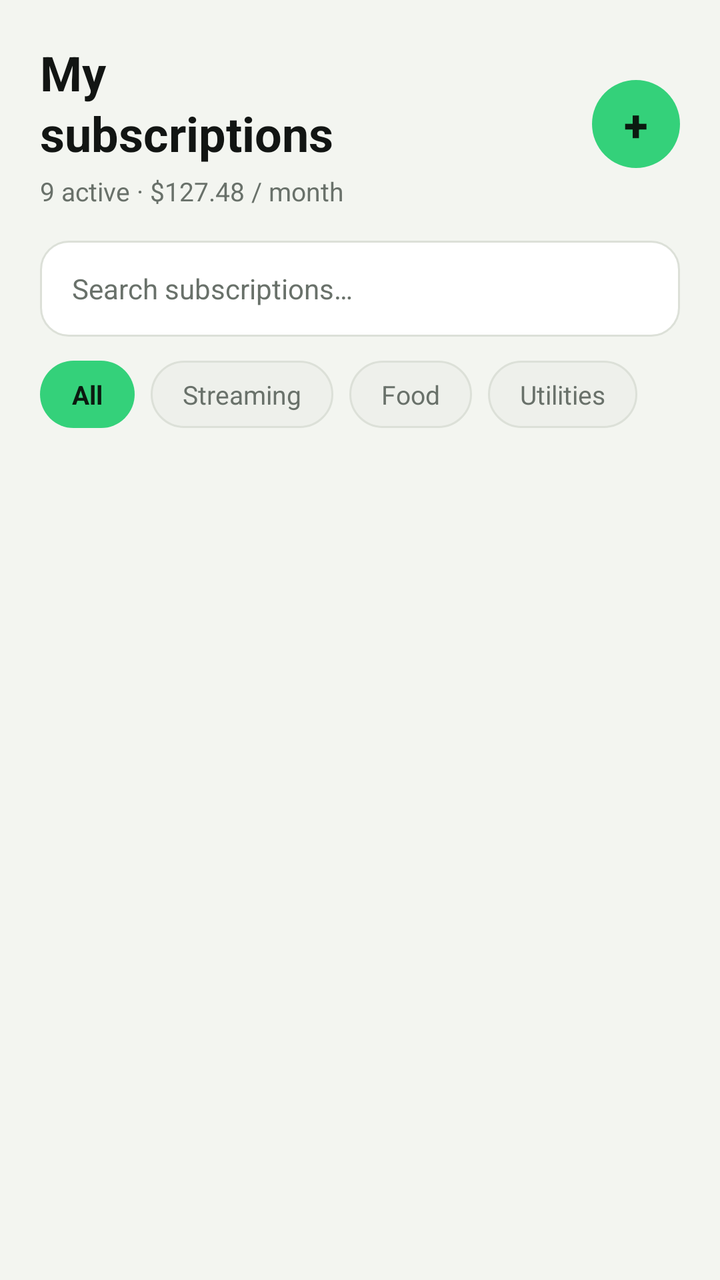
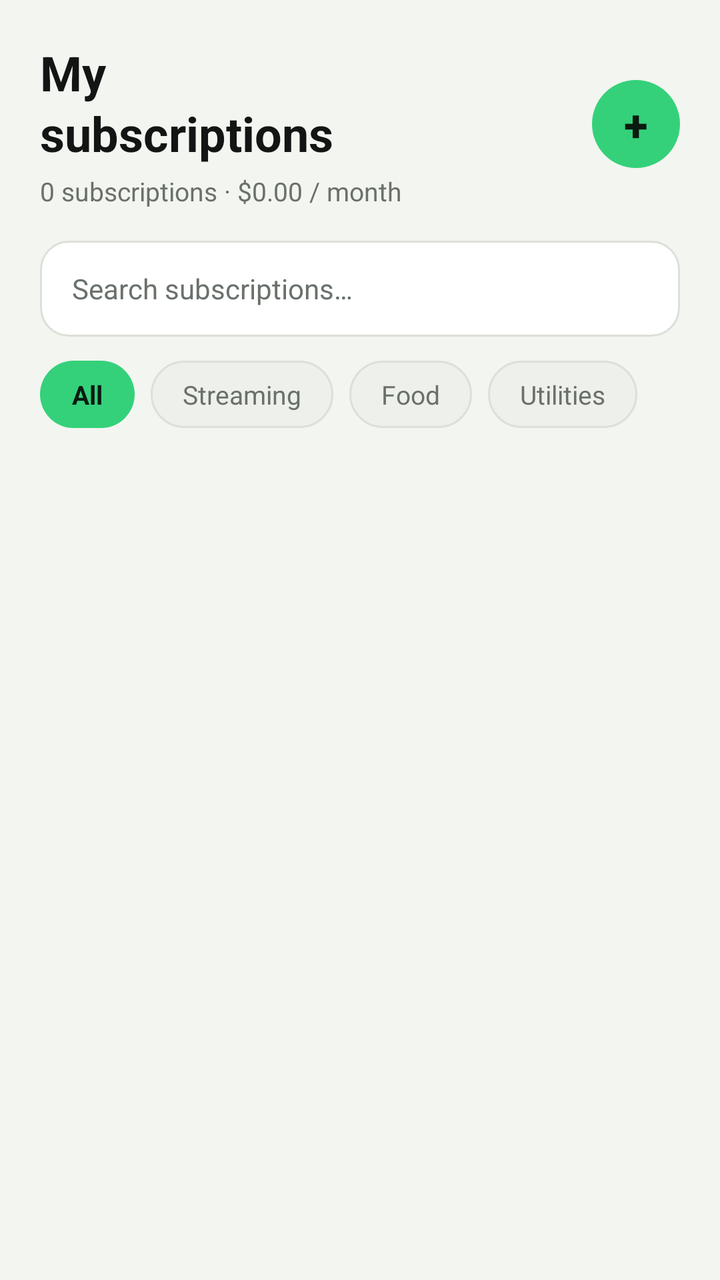

Before-and-after screenshots of an Android layout around one commit, followed by the original layout XML and the change that was made.
<!-- AndroidManifest.xml: application theme Theme.SubGuard -->
<!-- res/layout/fragment_subscriptions.xml -->
<?xml version="1.0" encoding="utf-8"?>
<ScrollView xmlns:android="http://schemas.android.com/apk/res/android"
    xmlns:app="http://schemas.android.com/apk/res-auto"
    android:layout_width="match_parent"
    android:layout_height="match_parent"
    android:background="@color/app_background"
    android:fillViewport="true">

    <LinearLayout
        android:layout_width="match_parent"
        android:layout_height="wrap_content"
        android:orientation="vertical"
        android:padding="20dp">

        
        <LinearLayout
            android:layout_width="match_parent"
            android:layout_height="wrap_content"
            android:gravity="center_vertical"
            android:orientation="horizontal">

            <LinearLayout
                android:layout_width="0dp"
                android:layout_height="wrap_content"
                android:layout_weight="1"
                android:orientation="vertical">

                <TextView
                    android:layout_width="wrap_content"
                    android:layout_height="wrap_content"
                    android:lineSpacingExtra="2dp"
                    android:text="My\nsubscriptions"
                    android:textColor="@color/text_primary"
                    android:textSize="24sp"
                    android:textStyle="bold" />

                <TextView
                    android:id="@+id/tv_subscriptions_summary"
                    android:layout_width="wrap_content"
                    android:layout_height="wrap_content"
                    android:layout_marginTop="4dp"
                    android:text="9 active · $127.48 / month"
                    android:textColor="@color/text_secondary"
                    android:textSize="13sp" />
            </LinearLayout>

            <com.google.android.material.button.MaterialButton
                android:id="@+id/btn_add_new_subscription"
                android:layout_width="44dp"
                android:layout_height="44dp"
                android:insetLeft="0dp"
                android:insetTop="0dp"
                android:insetRight="0dp"
                android:insetBottom="0dp"
                android:padding="0dp"
                android:text="+"
                android:textColor="@color/button_on_green"
                android:textSize="22sp"
                android:textStyle="bold"
                app:backgroundTint="@color/primary_green"
                app:cornerRadius="22dp" />
        </LinearLayout>

        
        <EditText
            android:id="@+id/et_search_subscriptions"
            android:layout_width="match_parent"
            android:layout_height="48dp"
            android:layout_marginTop="16dp"
            android:background="@drawable/bg_input_field"
            android:hint="Search subscriptions…"
            android:importantForAutofill="no"
            android:inputType="text"
            android:paddingHorizontal="16dp"
            android:textColor="@color/text_primary"
            android:textColorHint="@color/text_secondary"
            android:textSize="14sp" />

        
        <HorizontalScrollView
            android:layout_width="match_parent"
            android:layout_height="wrap_content"
            android:layout_marginTop="12dp"
            android:scrollbars="none">

            <LinearLayout
                android:layout_width="wrap_content"
                android:layout_height="wrap_content"
                android:orientation="horizontal">

                <TextView
                    android:id="@+id/chip_all"
                    android:layout_width="wrap_content"
                    android:layout_height="wrap_content"
                    android:layout_marginEnd="8dp"
                    android:background="@drawable/bg_pill_green"
                    android:backgroundTint="@color/primary_green"
                    android:paddingHorizontal="16dp"
                    android:paddingVertical="8dp"
                    android:text="All"
                    android:textColor="@color/button_on_green"
                    android:textSize="13sp"
                    android:textStyle="bold" />

                <TextView
                    android:id="@+id/chip_streaming"
                    android:layout_width="wrap_content"
                    android:layout_height="wrap_content"
                    android:layout_marginEnd="8dp"
                    android:background="@drawable/bg_pill_elevated"
                    android:paddingHorizontal="16dp"
                    android:paddingVertical="8dp"
                    android:text="Streaming"
                    android:textColor="@color/text_secondary"
                    android:textSize="13sp" />

                <TextView
                    android:id="@+id/chip_food"
                    android:layout_width="wrap_content"
                    android:layout_height="wrap_content"
                    android:layout_marginEnd="8dp"
                    android:background="@drawable/bg_pill_elevated"
                    android:paddingHorizontal="16dp"
                    android:paddingVertical="8dp"
                    android:text="Food"
                    android:textColor="@color/text_secondary"
                    android:textSize="13sp" />

                <TextView
                    android:id="@+id/chip_utilities"
                    android:layout_width="wrap_content"
                    android:layout_height="wrap_content"
                    android:background="@drawable/bg_pill_elevated"
                    android:paddingHorizontal="16dp"
                    android:paddingVertical="8dp"
                    android:text="Utilities"
                    android:textColor="@color/text_secondary"
                    android:textSize="13sp" />
            </LinearLayout>
        </HorizontalScrollView>

        
        <androidx.recyclerview.widget.RecyclerView
            android:id="@+id/recycler_subscriptions"
            android:layout_width="match_parent"
            android:layout_height="wrap_content"
            android:layout_marginTop="16dp"
            android:nestedScrollingEnabled="false"
            android:clipToPadding="false" />

        <TextView
            android:id="@+id/tv_empty_subscriptions"
            android:layout_width="match_parent"
            android:layout_height="wrap_content"
            android:layout_marginTop="24dp"
            android:gravity="center"
            android:padding="20dp"
            android:text="No subscriptions found. Tap + to add one."
            android:textColor="@color/text_secondary"
            android:textSize="14sp"
            android:visibility="gone" />
    </LinearLayout>
</ScrollView>
<!-- resources referenced by this layout -->
<resources>
  <color name="app_background">#F3F5F0</color>
  <color name="button_on_green">#0B1A10</color>
  <color name="primary_green">#34D17A</color>
  <color name="text_primary">#121513</color>
  <color name="text_secondary">#69716A</color>
  <!-- drawable bg_input_field (drawable) -->
  <?xml version="1.0" encoding="utf-8"?>
  <shape xmlns:android="http://schemas.android.com/apk/res/android"
      android:shape="rectangle">
      <solid android:color="@color/card_background" />
      <corners android:radius="14dp" />
      <stroke
          android:width="1dp"
          android:color="@color/card_border" />
  </shape>
  <!-- drawable bg_pill_elevated (drawable) -->
  <?xml version="1.0" encoding="utf-8"?>
  <shape xmlns:android="http://schemas.android.com/apk/res/android"
      android:shape="rectangle">
      <solid android:color="@color/surface_elevated" />
      <corners android:radius="999dp" />
      <stroke
          android:width="1dp"
          android:color="@color/card_border" />
  </shape>
  <!-- drawable bg_pill_green (drawable) -->
  <?xml version="1.0" encoding="utf-8"?>
  <shape xmlns:android="http://schemas.android.com/apk/res/android"
      android:shape="rectangle">
      <solid android:color="@color/green_surface" />
      <corners android:radius="999dp" />
  </shape>
  <style name="Theme.SubGuard" parent="Base.Theme.SubGuard" />
  <color name="card_background">#FFFFFF</color>
  <color name="card_border">#DCE0D8</color>
  <color name="surface_elevated">#EEF0EB</color>
  <color name="green_surface">#DDF5E6</color>
  <style name="Base.Theme.SubGuard" parent="Theme.Material3.DayNight.NoActionBar">
          <item name="colorPrimary">@color/primary_green</item>
          <item name="colorOnPrimary">@color/button_on_green</item>
          <item name="android:statusBarColor">@color/app_background</item>
          <item name="android:navigationBarColor">@color/card_background</item>
          <item name="android:windowBackground">@color/app_background</item>
      </style>
</resources>

<!-- the commit's change to res/layout/fragment_subscriptions.xml (unified diff, before → after) -->
@@ -39,7 +39,7 @@
                     android:layout_width="wrap_content"
                     android:layout_height="wrap_content"
                     android:layout_marginTop="4dp"
-                    android:text="9 active · $127.48 / month"
+                    android:text="0 subscriptions · $0.00 / month"
                     android:textColor="@color/text_secondary"
                     android:textSize="13sp" />
             </LinearLayout>
